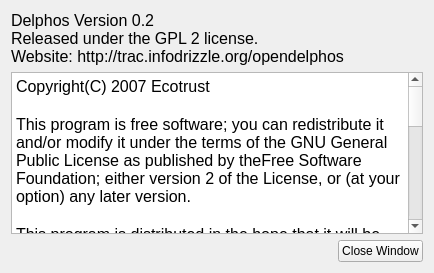
The window that src/gui/about_dialog.ui (Ecotrust/delphos) describes before a commit, drawn with Qt 5.
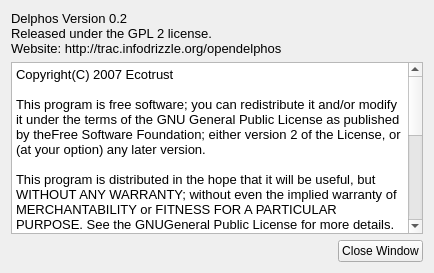
The same window after the commit.

Patch:
```diff
--- a/src/gui/about_dialog.ui
+++ b/src/gui/about_dialog.ui
@@ -27,7 +27,8 @@
         <widget class="QLabel" name="label" >
          <property name="font" >
           <font>
-           <pointsize>12</pointsize>
+           <family>Arial</family>
+           <pointsize>10</pointsize>
            <weight>50</weight>
            <bold>false</bold>
           </font>
@@ -63,24 +64,25 @@
     <widget class="QTextBrowser" name="textBrowser" >
      <property name="font" >
       <font>
-       <pointsize>13</pointsize>
+       <family>Arial</family>
+       <pointsize>12</pointsize>
       </font>
      </property>
      <property name="html" >
       <string>&lt;html>&lt;head>&lt;meta name="qrichtext" content="1" />&lt;style type="text/css">
 p, li { white-space: pre-wrap; }
-&lt;/style>&lt;/head>&lt;body style=" font-family:'Lucida Grande'; font-size:13pt; font-weight:400; font-style:normal;">
-&lt;p style=" margin-top:12px; margin-bottom:0px; margin-left:0px; margin-right:0px; -qt-block-indent:0; text-indent:0px; font-family:'MS Shell Dlg 2'; font-size:8pt;">&lt;span style=" font-family:'Times New Roman, serif'; font-size:12pt;">Copyright(C) 2007 Ecotrust&lt;/span>&lt;/p>
-&lt;p style="-qt-paragraph-type:empty; margin-top:0px; margin-bottom:0px; margin-left:0px; margin-right:0px; -qt-block-indent:0; text-indent:0px; font-family:'Times New Roman, serif'; font-size:12pt;">&lt;/p>
-&lt;p style=" margin-top:0px; margin-bottom:0px; margin-left:0px; margin-right:0px; -qt-block-indent:0; text-indent:0px; font-family:'Times New Roman, serif'; font-size:12pt;">This program is free software; you can redistribute it and/or modify it under the terms of the GNU General Public License as published by theFree Software Foundation; either version 2 of the License, or (at your option) any later version.&lt;/p>
-&lt;p style="-qt-paragraph-type:empty; margin-top:0px; margin-bottom:0px; margin-left:0px; margin-right:0px; -qt-block-indent:0; text-indent:0px; font-family:'Times New Roman, serif'; font-size:12pt;">&lt;/p>
-&lt;p style=" margin-top:0px; margin-bottom:0px; margin-left:0px; margin-right:0px; -qt-block-indent:0; text-indent:0px; font-family:'MS Shell Dlg 2'; font-size:12pt;">&lt;span style=" font-family:'Times New Roman, serif';">This program is distributed in the hope that it will be useful, but WITHOUT ANY WARRANTY; without even the implied warranty of MERCHANTABILITY or FITNESS FOR A PARTICULAR PURPOSE. See the GNUGeneral Public License for more details.&lt;/span>&lt;/p>
-&lt;p style="-qt-paragraph-type:empty; margin-top:0px; margin-bottom:0px; margin-left:0px; margin-right:0px; -qt-block-indent:0; text-indent:0px; font-family:'Times New Roman, serif'; font-size:12pt;">&lt;/p>
-&lt;p style=" margin-top:0px; margin-bottom:0px; margin-left:0px; margin-right:0px; -qt-block-indent:0; text-indent:0px; font-family:'MS Shell Dlg 2'; font-size:12pt;">&lt;span style=" font-family:'Times New Roman, serif';">You should have received a copy of the GNU General Public License along with this program; if not, write to the Free Software Foundation,Inc., 59 Temple Place, Suite 330, Boston, MA 02111-1307 USA&lt;/span>&lt;/p>
-&lt;p style="-qt-paragraph-type:empty; margin-top:0px; margin-bottom:0px; margin-left:0px; margin-right:0px; -qt-block-indent:0; text-indent:0px; font-family:'Times New Roman, serif'; font-size:12pt;">&lt;/p>
-&lt;p style=" margin-top:0px; margin-bottom:0px; margin-left:0px; margin-right:0px; -qt-block-indent:0; text-indent:0px; font-family:'MS Shell Dlg 2'; font-size:12pt;">&lt;span style=" font-family:'Times New Roman, serif';">This General Public License does not permit incorporating your program into proprietary programs.&lt;/span>&lt;/p>
-&lt;p style="-qt-paragraph-type:empty; margin-top:0px; margin-bottom:0px; margin-left:0px; margin-right:0px; -qt-block-indent:0; text-indent:0px; font-family:'Times New Roman, serif'; font-size:12pt;">&lt;/p>
-&lt;p style=" margin-top:0px; margin-bottom:0px; margin-left:0px; margin-right:0px; -qt-block-indent:0; text-indent:0px; font-family:'MS Shell Dlg 2'; font-size:12pt;">&lt;span style=" font-family:'Times New Roman, serif';">Ecotrust&lt;br />Jean Vollum Natural Capital Center&lt;br />Suite 200&lt;br />721 NW NinthAvenue&lt;br />Portland, OR 97209&lt;br />USA&lt;br />http://www.ecotrust.orgs&lt;/span>&lt;/p>&lt;/body>&lt;/html></string>
+&lt;/style>&lt;/head>&lt;body style=" font-family:'Arial'; font-size:12pt; font-weight:400; font-style:normal;">
+&lt;p style=" margin-top:12px; margin-bottom:0px; margin-left:0px; margin-right:0px; -qt-block-indent:0; text-indent:0px; font-family:'MS Shell Dlg 2'; font-size:8pt;">&lt;span style=" font-family:'Times New Roman, serif'; font-size:10pt;">Copyright(C) 2007 Ecotrust&lt;/span>&lt;/p>
+&lt;p style="-qt-paragraph-type:empty; margin-top:0px; margin-bottom:0px; margin-left:0px; margin-right:0px; -qt-block-indent:0; text-indent:0px; font-family:'Times New Roman, serif'; font-size:10pt;">&lt;/p>
+&lt;p style=" margin-top:0px; margin-bottom:0px; margin-left:0px; margin-right:0px; -qt-block-indent:0; text-indent:0px; font-family:'Times New Roman, serif'; font-size:10pt;">This program is free software; you can redistribute it and/or modify it under the terms of the GNU General Public License as published by theFree Software Foundation; either version 2 of the License, or (at your option) any later version.&lt;/p>
+&lt;p style="-qt-paragraph-type:empty; margin-top:0px; margin-bottom:0px; margin-left:0px; margin-right:0px; -qt-block-indent:0; text-indent:0px; font-family:'Times New Roman, serif'; font-size:10pt;">&lt;/p>
+&lt;p style=" margin-top:0px; margin-bottom:0px; margin-left:0px; margin-right:0px; -qt-block-indent:0; text-indent:0px; font-family:'MS Shell Dlg 2'; font-size:10pt;">&lt;span style=" font-family:'Times New Roman, serif';">This program is distributed in the hope that it will be useful, but WITHOUT ANY WARRANTY; without even the implied warranty of MERCHANTABILITY or FITNESS FOR A PARTICULAR PURPOSE. See the GNUGeneral Public License for more details.&lt;/span>&lt;/p>
+&lt;p style="-qt-paragraph-type:empty; margin-top:0px; margin-bottom:0px; margin-left:0px; margin-right:0px; -qt-block-indent:0; text-indent:0px; font-family:'Times New Roman, serif'; font-size:10pt;">&lt;/p>
+&lt;p style=" margin-top:0px; margin-bottom:0px; margin-left:0px; margin-right:0px; -qt-block-indent:0; text-indent:0px; font-family:'MS Shell Dlg 2'; font-size:10pt;">&lt;span style=" font-family:'Times New Roman, serif';">You should have received a copy of the GNU General Public License along with this program; if not, write to the Free Software Foundation,Inc., 59 Temple Place, Suite 330, Boston, MA 02111-1307 USA&lt;/span>&lt;/p>
+&lt;p style="-qt-paragraph-type:empty; margin-top:0px; margin-bottom:0px; margin-left:0px; margin-right:0px; -qt-block-indent:0; text-indent:0px; font-family:'Times New Roman, serif'; font-size:10pt;">&lt;/p>
+&lt;p style=" margin-top:0px; margin-bottom:0px; margin-left:0px; margin-right:0px; -qt-block-indent:0; text-indent:0px; font-family:'MS Shell Dlg 2'; font-size:10pt;">&lt;span style=" font-family:'Times New Roman, serif';">This General Public License does not permit incorporating your program into proprietary programs.&lt;/span>&lt;/p>
+&lt;p style="-qt-paragraph-type:empty; margin-top:0px; margin-bottom:0px; margin-left:0px; margin-right:0px; -qt-block-indent:0; text-indent:0px; font-family:'Times New Roman, serif'; font-size:10pt;">&lt;/p>
+&lt;p style=" margin-top:0px; margin-bottom:0px; margin-left:0px; margin-right:0px; -qt-block-indent:0; text-indent:0px; font-family:'MS Shell Dlg 2'; font-size:10pt;">&lt;span style=" font-family:'Times New Roman, serif';">Ecotrust&lt;br />Jean Vollum Natural Capital Center&lt;br />Suite 200&lt;br />721 NW NinthAvenue&lt;br />Portland, OR 97209&lt;br />USA&lt;br />http://www.ecotrust.orgs&lt;/span>&lt;/p>&lt;/body>&lt;/html></string>
      </property>
     </widget>
    </item>
```
Left out of the diff: 6 changed lines with no effect on the pictures.
